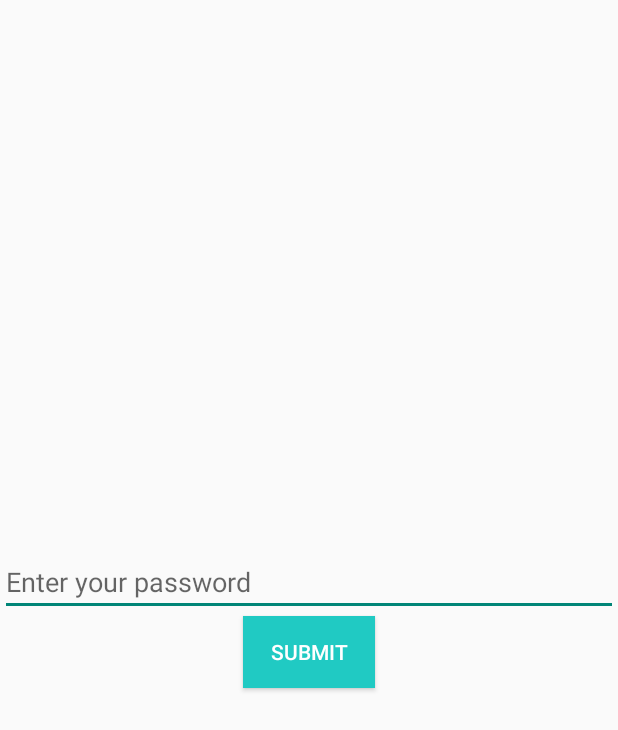
After one commit to shoumik1998/LocalShopping_sellerSide, an Android app: the Account_Details screen opened directly, with no data from a screen before it, on a phone screen of 412 x 824 dp. The commit adds this screen. Shown: the top 730 px of the screen. Run offline under Robolectric (Android 15) with nearby library versions, the phone set to English and light mode, and no system bars.

Commit message:
account details

```diff
--- a/app/src/main/AndroidManifest.xml
+++ b/app/src/main/AndroidManifest.xml
@@ -14,7 +14,8 @@
         android:roundIcon="@mipmap/ic_launcher_round"
         android:supportsRtl="true"
         android:theme="@style/AppTheme">
-        <activity android:name=".Helper_Activity"></activity>
+        <activity android:name=".Account_Details" android:theme="@style/Theme.AppCompat.Light.NoActionBar"></activity>
+        <activity android:name=".Helper_Activity" />
         <activity android:name=".Reset_Password" />
         <activity
             android:name=".LogIn_Activity"
--- /dev/null
+++ b/app/src/main/java/com/example/hand_shoping/Account_Details.java
@@ -0,0 +1,105 @@
+package com.example.hand_shoping;
+
+import androidx.appcompat.app.AppCompatActivity;
+
+import android.os.Bundle;
+import android.view.View;
+import android.widget.Button;
+import android.widget.EditText;
+import android.widget.LinearLayout;
+import android.widget.TextView;
+import android.widget.Toast;
+
+import java.util.List;
+
+import retrofit2.Call;
+import retrofit2.Callback;
+import retrofit2.Response;
+
+public class Account_Details extends AppCompatActivity {
+    private EditText Password;
+    private Button Submit,Update;
+    private TextView Country,District,SubDistrict,Region,Location,Name,Currency,Cell_number,User_Name;
+    private  ApiInterface apiInterface;
+    private LinearLayout info_holder;
+
+
+    @Override
+    protected void onCreate(Bundle savedInstanceState) {
+        super.onCreate(savedInstanceState);
+        setContentView(R.layout.activity_account__details);
+
+        Password=findViewById(R.id.acc_details_editID);
+        Submit=findViewById(R.id.acc_details_submitBtnID);
+        Update=findViewById(R.id.acc_det_updateID);
+        Country=findViewById(R.id.acc_det_countryID);
+        District=findViewById(R.id.acc_det_districtID);
+        SubDistrict=findViewById(R.id.acc_det_subDistrictID);
+        Region=findViewById(R.id.acc_det_regionID);
+        Location=findViewById(R.id.acc_det_locationID);
+        Name=findViewById(R.id.acc_det_shop_nameID);
+        Currency=findViewById(R.id.acc_det_currencyID);
+        Cell_number=findViewById(R.id.acc_det_cell_numberID);
+        User_Name=findViewById(R.id.acc_det_userNameID);
+        info_holder=findViewById(R.id.acc_detAllID);
+
+        Submit.setOnClickListener(new View.OnClickListener() {
+            @Override
+            public void onClick(View v) {
+                        authenticate_user();
+            }
+        });
+
+
+
+
+
+    }
+
+    private void authenticate_user() {
+        String password=Password.getText().toString();
+
+        apiInterface=ApiClient.getApiClient().create(ApiInterface.class);
+
+        Call<User> call=apiInterface.user_authentication(MainActivity.getInstance().r_user_name(),password);
+
+        call.enqueue(new Callback<User>() {
+            @Override
+            public void onResponse(Call<User> call, Response<User> response) {
+                if (response.body().getResponse().equals("OK")){
+                    info_holder.setVisibility(View.VISIBLE);
+                    Submit.setVisibility(View.GONE);
+                    Password.setVisibility(View.GONE);
+                    User info_getter= response.body();
+                    Name.setText("Shop Name : "+info_getter.getName());
+                    User_Name.setText("User Name : "+info_getter.getUser_name());
+                    Country.setText("Country : "+info_getter.getCountry());
+                    District.setText("District : "+info_getter.getDistrict());
+                    SubDistrict.setText("SubDistrict : "+info_getter.getSubdistrict());
+                    Region.setText("Region : "+info_getter.getRegion());
+                    Location.setText("Location : "+info_getter.getLocation());
+                    Currency.setText("Currency : "+info_getter.getCurrency());
+                    Cell_number.setText("Cell Number : "+info_getter.getCell_number());
+
+                }else {
+                    Toast.makeText(Account_Details.this, "Na thik Nai", Toast.LENGTH_SHORT).show();
+
+
+
+
+
+
+                }
+            }
+
+            @Override
+            public void onFailure(Call<User> call, Throwable t) {
+                Toast.makeText(Account_Details.this, ""+t.getMessage(), Toast.LENGTH_SHORT).show();
+
+            }
+        });
+
+
+
+    }
+}
--- a/app/src/main/java/com/example/hand_shoping/ApiInterface.java
+++ b/app/src/main/java/com/example/hand_shoping/ApiInterface.java
@@ -34,4 +34,8 @@ public interface ApiInterface {
     Call<List<Fetching_Image>> delete_products(@Field("id[]") ArrayList<Integer> id);
 
 
+    @GET("details_fetching.php")
+    Call<User> user_authentication(@Query("user_name") String User_name,@Query("user_password") String user_password);
+
+
 }
--- a/app/src/main/java/com/example/hand_shoping/LogIn_Activity.java
+++ b/app/src/main/java/com/example/hand_shoping/LogIn_Activity.java
@@ -81,7 +81,7 @@ public class LogIn_Activity extends AppCompatActivity {
             @Override
             public void onResponse(Call<User> call, Response<User> response) {
                 if (response.body().getResponse().equals("OK")){
-                    Toast.makeText(LogIn_Activity.this, "hmmmmmmmm", Toast.LENGTH_SHORT).show();
+                    Toast.makeText(LogIn_Activity.this, "LogIn Success", Toast.LENGTH_SHORT).show();
                     MainActivity.getInstance().wlogStatus(true);
                     MainActivity.getInstance().wName(response.body().getName(),User_name.getText().toString());
                     Intent intent=new Intent(LogIn_Activity.this, MainActivity.class);
--- a/app/src/main/java/com/example/hand_shoping/MainActivity.java
+++ b/app/src/main/java/com/example/hand_shoping/MainActivity.java
@@ -307,7 +307,7 @@ public class MainActivity extends AppCompatActivity {
                     public void onResponse(Call<ImageClass> call, Response<ImageClass> response) {
                         if (response.body().getResponse().contains("Successful")) {
                             ImageClass imageClass = response.body();
-                            Toast.makeText(MainActivity.this, "Server Response : " + imageClass.getResponse(), Toast.LENGTH_SHORT).show();
+                            Toast.makeText(MainActivity.this, " Image uploaded successfully ", Toast.LENGTH_SHORT).show();
                             cambtn.setEnabled(true);
                             cambtn.setBackgroundColor(Color.parseColor("#0000ff"));
                             galbtn.setEnabled(true);
--- a/app/src/main/java/com/example/hand_shoping/RecyclerAdapter.java
+++ b/app/src/main/java/com/example/hand_shoping/RecyclerAdapter.java
@@ -43,7 +43,7 @@ public class RecyclerAdapter extends RecyclerView.Adapter<RecyclerAdapter.MyView
     @Override
     public void onBindViewHolder(@NonNull final MyViewHolder holder, int position) {
         final Fetching_Image myImg = myImage.get(position);
-        holder.Name.setText(myImage.get(position).getName());
+        holder.Name.setText(myImage.get(position).getName()+" "+myImg.getId());
         holder.Price.setText("Price :" + myImage.get(position).getPrice()+" "+myImg.getCurrency());
         Glide.with(context).load(myImage.get(position).getImage_Path()).into(holder.imageView);
         if (!allContents.is_in_action_mode) {
--- /dev/null
+++ b/app/src/main/res/layout/activity_account__details.xml
@@ -0,0 +1,133 @@
+<?xml version="1.0" encoding="utf-8"?>
+<LinearLayout xmlns:android="http://schemas.android.com/apk/res/android"
+    xmlns:app="http://schemas.android.com/apk/res-auto"
+    xmlns:tools="http://schemas.android.com/tools"
+    android:layout_width="match_parent"
+    android:layout_height="match_parent"
+    android:layout_gravity="center"
+    android:gravity="center"
+    android:orientation="vertical"
+    tools:context=".Account_Details">
+
+    <EditText
+        android:hint="Enter your password"
+        android:id="@+id/acc_details_editID"
+        android:layout_width="match_parent"
+        android:layout_height="wrap_content"/>
+
+    <Button
+        android:textColor="#FFFFFF"
+        android:background="#20CAC3"
+        android:text="Submit"
+        android:id="@+id/acc_details_submitBtnID"
+        android:layout_width="wrap_content"
+        android:layout_height="wrap_content"/>
+
+    <LinearLayout
+        android:padding="7dp"
+        android:visibility="gone"
+        android:orientation="vertical"
+        android:id="@+id/acc_detAllID"
+        android:layout_width="match_parent"
+        android:layout_height="wrap_content">
+
+        <TextView
+            android:padding="8dp"
+            android:textSize="20dp"
+            android:textColor="@color/colorAccent"
+            android:id="@+id/acc_det_shop_nameID"
+            android:layout_width="match_parent"
+            android:layout_height="wrap_content"/>
+
+        <TextView
+            android:padding="8dp"
+            android:textSize="18dp"
+            android:textColor="@color/colorAccent"
+            android:id="@+id/acc_det_userNameID"
+            android:layout_width="match_parent"
+            android:layout_height="wrap_content"/>
+        <TextView
+            android:padding="8dp"
+            android:textSize="16dp"
+            android:textColor="#0000ff"
+            android:id="@+id/acc_det_countryID"
+            android:layout_width="match_parent"
+            android:layout_height="wrap_content"/>
+        <TextView
+            android:padding="8dp"
+            android:textSize="16dp"
+            android:textColor="#0000ff"
+            android:id="@+id/acc_det_districtID"
+            android:layout_width="match_parent"
+            android:layout_height="wrap_content"/>
+        <TextView
+            android:padding="8dp"
+            android:textSize="16dp"
+            android:textColor="#0000ff"
+            android:id="@+id/acc_det_subDistrictID"
+            android:layout_width="match_parent"
+            android:layout_height="wrap_content"/>
+        <TextView
+            android:padding="8dp"
+            android:textSize="16dp"
+            android:textColor="#0000ff"
+            android:id="@+id/acc_det_regionID"
+            android:layout_width="match_parent"
+            android:layout_height="wrap_content"/>
+        <TextView
+            android:padding="8dp"
+            android:textSize="16dp"
+            android:textColor="#0000ff"
+            android:id="@+id/acc_det_locationID"
+            android:layout_width="match_parent"
+            android:layout_height="wrap_content"/>
+
+        <TextView
+            android:padding="8dp"
+            android:textSize="16dp"
+            android:textColor="#0000ff"
+            android:id="@+id/acc_det_currencyID"
+            android:layout_width="match_parent"
+            android:layout_height="wrap_content"/>
+        <TextView
+            android:padding="8dp"
+            android:textSize="16dp"
+            android:textColor="#0000ff"
+            android:id="@+id/acc_det_cell_numberID"
+            android:layout_width="match_parent"
+            android:layout_height="wrap_content"/>
+
+
+        <Button
+            android:layout_gravity="center"
+            android:gravity="center"
+            android:layout_margin="8dp"
+            android:padding="8dp"
+            android:textColor="#FFFFFF"
+            android:background="#00E2FF"
+            android:text="Update Account"
+            android:id="@+id/acc_det_updateID"
+            android:layout_width="wrap_content"
+            android:layout_height="wrap_content"/>
+
+        <Button
+            android:layout_gravity="center"
+            android:gravity="center"
+            android:layout_margin="8dp"
+            android:padding="8dp"
+            android:background="#FA00D4"
+            android:textColor="#FFFFFF"
+            android:text="Delete Account Forever"
+            android:id="@+id/acc_deletbtnID"
+            android:layout_width="wrap_content"
+            android:layout_height="wrap_content"/>
+
+    </LinearLayout>
+
+
+
+
+
+
+
+</LinearLayout>
--- a/app/src/main/res/menu/search_menu.xml
+++ b/app/src/main/res/menu/search_menu.xml
@@ -8,4 +8,9 @@
         android:id="@+id/searchitemID"
         android:icon="@android:drawable/ic_menu_search"
         android:title="Search" />
+
+    <item
+        app:showAsAction="never"
+        android:title="Account Details"
+        android:id="@+id/acc_detailsID"/>
 </menu>
```
Also changed, not shown: app/src/main/java/com/example/hand_shoping/AllContents.java (+7 -19 lines), app/src/main/java/com/example/hand_shoping/User.java (+49 -0 lines).
